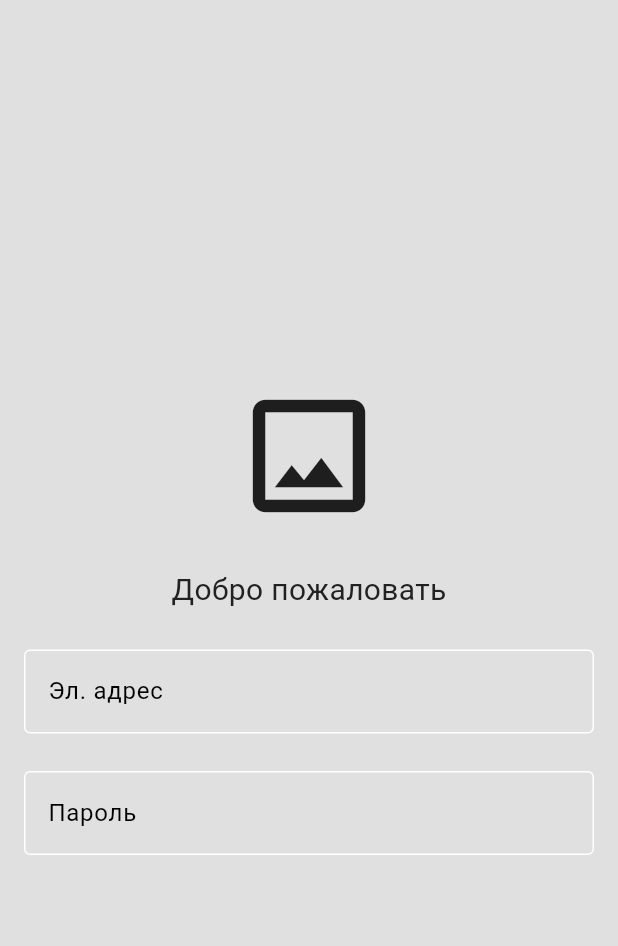
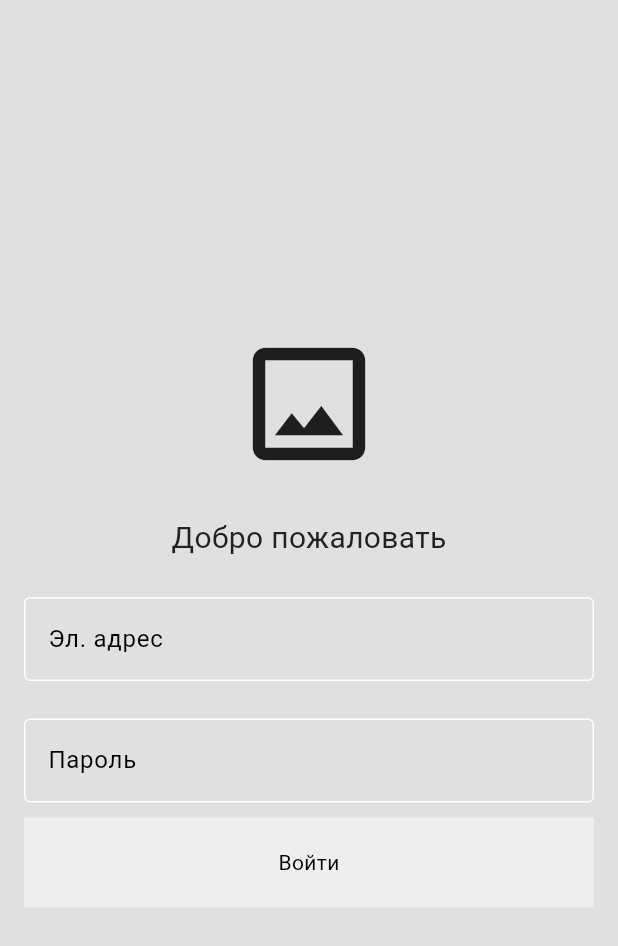
Before and after one commit to Maksim11011/everyday, a Flutter app: the screen it shows after launch, on a phone screen of 412 x 824 dp. Shown: the top 946 px of the screen. Run offline on Flutter 3.47's test engine with Material 3 defaults, Android fonts, the light colour scheme and no system bars.

Commit message:
create MyButton

```diff
--- /dev/null
+++ b/lib/components/my_button.dart
@@ -0,0 +1,28 @@
+import 'package:flutter/material.dart';
+
+class MyButton extends StatelessWidget {
+  final Function()? onTap;
+  final String text;
+  const MyButton({
+    super.key,
+    required this.onTap,
+    required this.text,
+  });
+
+  @override
+  Widget build(BuildContext context) {
+    return (GestureDetector(
+      onTap: onTap,
+      child: Container(
+        padding: const EdgeInsets.all(20),
+        decoration:
+            BoxDecoration(color: Theme.of(context).colorScheme.secondary),
+        child: Center(
+          child: Text(
+            text,
+          ),
+        ),
+      ),
+    ));
+  }
+}
--- a/lib/l10n/intl_ru.arb
+++ b/lib/l10n/intl_ru.arb
@@ -4,5 +4,6 @@
   "Homepage": "Домашняя страница",
   "Welcome": "Добро пожаловать",
   "Email": "Эл. адрес",
-  "Password": "Пароль"
+  "Password": "Пароль",
+  "SignIn": "Войти"
 }
--- a/lib/pages/home_page.dart
+++ b/lib/pages/home_page.dart
@@ -14,7 +14,7 @@ class HomePage extends StatelessWidget {
           mainAxisAlignment: MainAxisAlignment.center,
           children: [
             Text(
-              S.of(context).homepage,
+              S.of(context).Homepage,
             )
           ],
         ),
--- a/lib/pages/login_page.dart
+++ b/lib/pages/login_page.dart
@@ -1,3 +1,4 @@
+import 'package:everyday/components/my_button.dart';
 import 'package:everyday/components/my_textfield.dart';
 import 'package:everyday/generated/l10n.dart';
 import 'package:flutter/material.dart';
@@ -28,7 +29,7 @@ class LoginPage extends StatelessWidget {
 
               // Приветственное сообщение
               Text(
-                S.of(context).welcome,
+                S.of(context).Welcome,
                 style: TextStyle(
                   fontSize: 20,
                   color: Theme.of(context).colorScheme.inversePrimary,
@@ -53,7 +54,13 @@ class LoginPage extends StatelessWidget {
                 obscureText: true,
               ),
 
+              const SizedBox(height: 10),
+
               // Кнопка входа
+              MyButton(
+                onTap: () {},
+                text: S.of(context).SignIn,
+              ),
 
               // Кнопка регистрации
             ],
```
Also changed, not shown: lib/l10n/intl_en.arb (+6 -5 lines), lib/generated/intl/messages_en.dart, lib/generated/intl/messages_ru.dart, lib/generated/l10n.dart.
